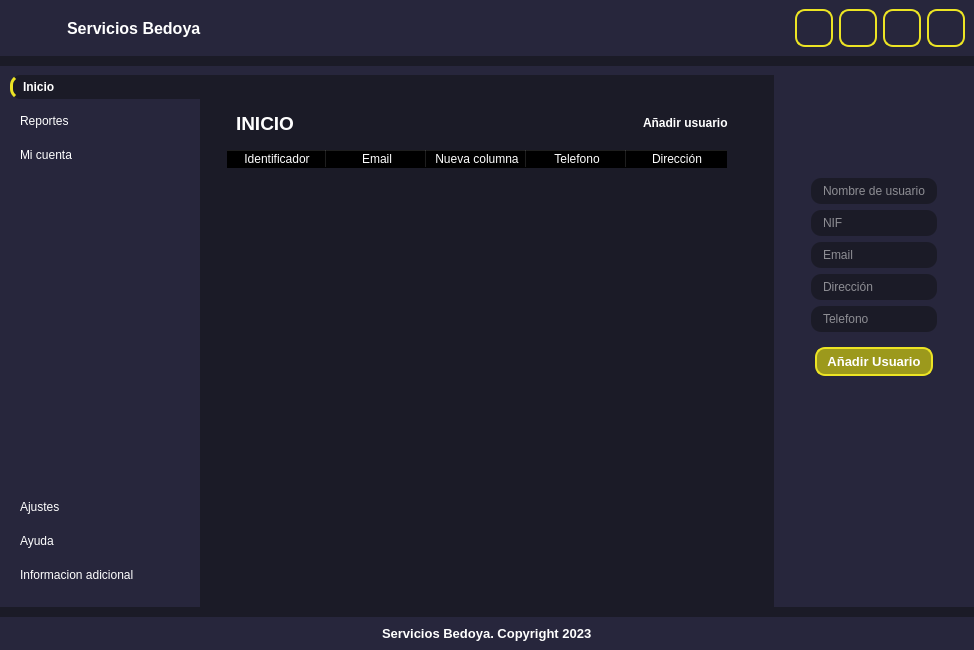
Qt form UI/ui_main.ui (DickinsonBP/BudgetInvoiceApp2.0) before a commit.
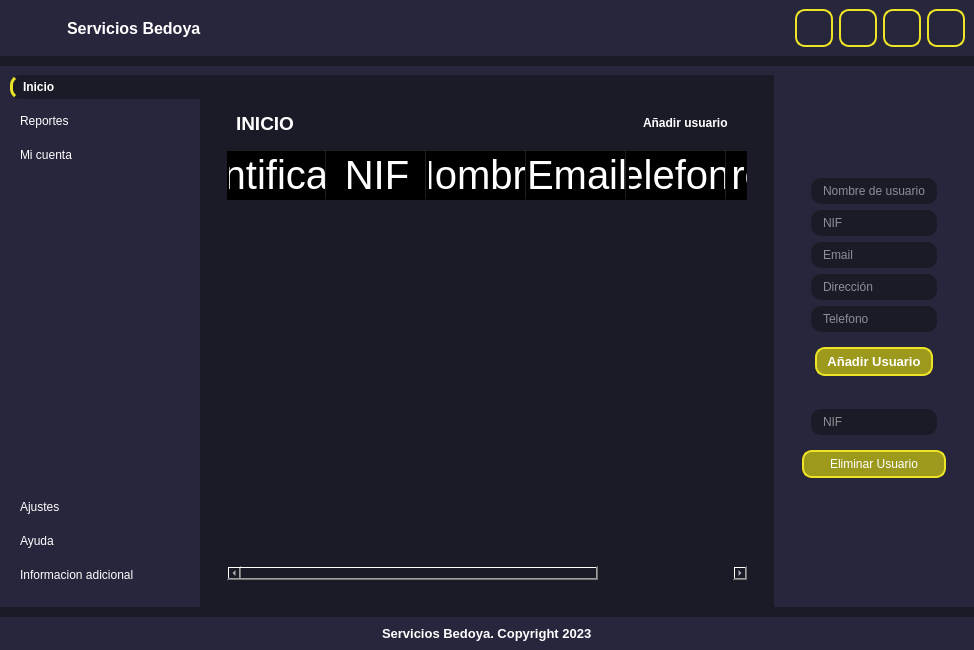
The same form after that commit. Icons and pictures are not drawn. Custom widgets are drawn as their Qt base class.

```diff
--- a/UI/ui_main.ui
+++ b/UI/ui_main.ui
@@ -28,12 +28,12 @@
 #header, #mainBody, #footer {
 	background-color: #27263c;
 }
-#btn_clients, #btn_budgets, #btn_invoices, #btn_search, #btn_adduser {
+#btn_clients, #btn_budgets, #btn_invoices, #btn_search, #btn_adduser, #btn_deletesuser  {
 	border: 2px solid  #ece424 ;
 	border-radius: 10px;
 	text-align: center;
 }
- #btn_adduser {
+ #btn_adduser,#btn_deleteuser  {
 	border: 2px solid  #ece424 ;
 	background-color: #9c991c ;
 	border-radius: 10px;
@@ -585,30 +585,80 @@
                  </item>
                  <item>
                   <widget class="QTableWidget" name="tableWidget">
+                   <property name="font">
+                    <font>
+                     <pointsize>15</pointsize>
+                    </font>
+                   </property>
                    <column>
                     <property name="text">
                      <string>Identificador</string>
                     </property>
+                    <property name="font">
+                     <font>
+                      <pointsize>30</pointsize>
+                     </font>
+                    </property>
+                   </column>
+                   <column>
+                    <property name="text">
+                     <string>NIF</string>
+                    </property>
+                    <property name="font">
+                     <font>
+                      <pointsize>30</pointsize>
+                     </font>
+                    </property>
+                   </column>
+                   <column>
+                    <property name="text">
+                     <string>Nombre</string>
+                    </property>
+                    <property name="font">
+                     <font>
+                      <pointsize>30</pointsize>
+                     </font>
+                    </property>
                    </column>
                    <column>
                     <property name="text">
                      <string>Email</string>
                     </property>
-                   </column>
-                   <column>
-                    <property name="text">
-                     <string>Nueva columna</string>
+                    <property name="font">
+                     <font>
+                      <pointsize>30</pointsize>
+                     </font>
                     </property>
                    </column>
                    <column>
                     <property name="text">
                      <string>Telefono</string>
                     </property>
+                    <property name="font">
+                     <font>
+                      <pointsize>30</pointsize>
+                     </font>
+                    </property>
                    </column>
                    <column>
                     <property name="text">
                      <string>Dirección</string>
                     </property>
+                    <property name="font">
+                     <font>
+                      <pointsize>30</pointsize>
+                     </font>
+                    </property>
+                   </column>
+                   <column>
+                    <property name="text">
+                     <string>BORRAR</string>
+                    </property>
+                    <property name="font">
+                     <font>
+                      <pointsize>30</pointsize>
+                     </font>
+                    </property>
                    </column>
                   </widget>
                  </item>
@@ -847,6 +897,51 @@
             </layout>
            </widget>
           </item>
+          <item alignment="Qt::AlignHCenter|Qt::AlignTop">
+           <widget class="QWidget" name="widget_4" native="true">
+            <layout class="QVBoxLayout" name="verticalLayout_12">
+             <item>
+              <widget class="QFrame" name="frame_7">
+               <property name="frameShape">
+                <enum>QFrame::StyledPanel</enum>
+               </property>
+               <property name="frameShadow">
+                <enum>QFrame::Raised</enum>
+               </property>
+               <layout class="QVBoxLayout" name="verticalLayout_13">
+                <item>
+                 <widget class="QLineEdit" name="nif_2">
+                  <property name="placeholderText">
+                   <string>NIF</string>
+                  </property>
+                 </widget>
+                </item>
+               </layout>
+              </widget>
+             </item>
+             <item>
+              <widget class="QPushButton" name="btn_deleteuser">
+               <property name="cursor">
+                <cursorShape>PointingHandCursor</cursorShape>
+               </property>
+               <property name="text">
+                <string>Eliminar Usuario</string>
+               </property>
+               <property name="icon">
+                <iconset>
+                 <normaloff>../res/Icons/delete.png</normaloff>../res/Icons/delete.png</iconset>
+               </property>
+               <property name="iconSize">
+                <size>
+                 <width>24</width>
+                 <height>24</height>
+                </size>
+               </property>
+              </widget>
+             </item>
+            </layout>
+           </widget>
+          </item>
          </layout>
         </widget>
        </item>
```
